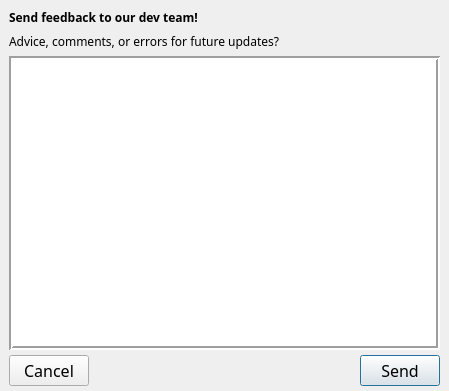
Qt form MacOS/src/feedback.ui (DaCodeNinja/TAMU-SPE-Desktop) before a commit.
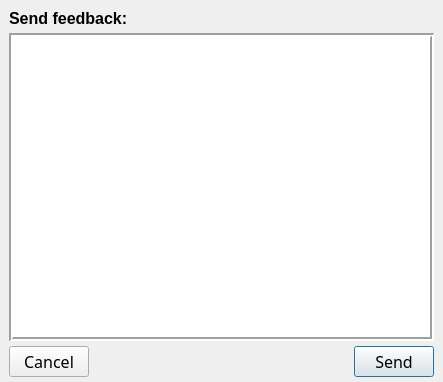
The same form after that commit.

Commit message: macos updates for ui issues

Diff of the .ui file:
```diff
--- a/MacOS/src/feedback.ui
+++ b/MacOS/src/feedback.ui
@@ -9,8 +9,8 @@
    <rect>
     <x>0</x>
     <y>0</y>
-    <width>449</width>
-    <height>391</height>
+    <width>443</width>
+    <height>382</height>
    </rect>
   </property>
   <property name="font">
@@ -46,31 +46,25 @@
       <widget class="QLabel" name="label">
        <property name="font">
         <font>
-         <family>Futura</family>
+         <family>Arial</family>
+         <pointsize>12</pointsize>
          <weight>75</weight>
          <bold>true</bold>
         </font>
        </property>
        <property name="text">
-        <string>Send feedback to our dev team!</string>
-       </property>
-      </widget>
-     </item>
-     <item>
-      <widget class="QLabel" name="label_2">
-       <property name="minimumSize">
-        <size>
-         <width>0</width>
-         <height>20</height>
-        </size>
-       </property>
-       <property name="text">
-        <string>Advice, comments, or errors for future updates?</string>
+        <string>Send feedback:</string>
        </property>
       </widget>
      </item>
      <item>
       <widget class="QPlainTextEdit" name="plainTextEdit">
+       <property name="font">
+        <font>
+         <family>Futura</family>
+         <pointsize>12</pointsize>
+        </font>
+       </property>
        <property name="focusPolicy">
         <enum>Qt::StrongFocus</enum>
        </property>
```
The commit also changes 1 other file.
